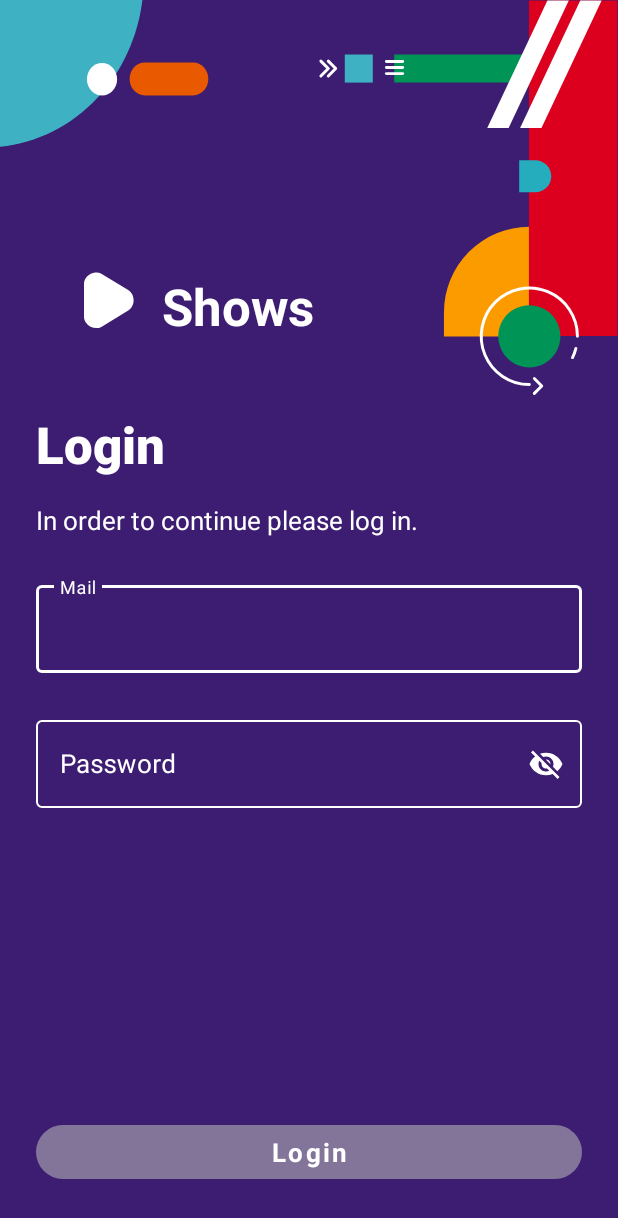
After one commit to FranMaric/isa-shows-app-FranMaric, an Android app: the fragment LoginFragment shown on its own in the app's theme, on a phone screen of 412 x 824 dp. The commit adds this screen. Shown: the top 1218 px of the screen. Run offline under Robolectric (Android 15) with nearby library versions, the phone set to English and light mode, and no system bars.

Commit message:
Renamed from Activity to Fragment

```diff
--- /dev/null
+++ b/app/src/main/java/com/shows/franmaric/LoginFragment.kt
@@ -0,0 +1,98 @@
+package com.shows.franmaric
+
+import android.graphics.Color
+import android.os.Bundle
+import android.util.Patterns
+import android.view.LayoutInflater
+import android.view.View
+import android.view.ViewGroup
+import androidx.core.content.ContextCompat
+import androidx.core.widget.doAfterTextChanged
+import androidx.fragment.app.Fragment
+import com.shows.franmaric.databinding.FragmentLoginBinding
+
+const val MIN_LENGTH = 6
+
+class LoginFragment : Fragment() {
+    private var _binding: FragmentLoginBinding? = null
+
+    private val binding get() = _binding!!
+
+    override fun onCreateView(
+        inflater: LayoutInflater,
+        container: ViewGroup?,
+        savedInstanceState: Bundle?
+    ): View? {
+        _binding = FragmentLoginBinding.inflate(inflater, container, false)
+        return binding.root
+    }
+
+    override fun onViewCreated(view: View, savedInstanceState: Bundle?) {
+        super.onViewCreated(view, savedInstanceState)
+
+        initLoginButton()
+
+        initInputs()
+    }
+
+    private fun initLoginButton(){
+        binding.loginButton.setEnabled(false)
+        binding.loginButton.setOnClickListener{
+            login()
+        }
+    }
+
+    private fun initInputs(){
+        binding.emailField.doAfterTextChanged { email->
+            val password = binding.passwordField.text.toString()
+            if(isValidInput(email.toString(), password)){
+                setButtonEnabled(true)
+            } else if(binding.loginButton.isEnabled){
+                setButtonEnabled(false)
+            }
+        }
+        binding.passwordField.doAfterTextChanged { password->
+            val email = binding.emailField.text.toString()
+            if(isValidInput(email, password.toString())){
+                setButtonEnabled(true)
+            } else if(binding.loginButton.isEnabled){
+                setButtonEnabled(false)
+            }
+        }
+    }
+
+    private fun setButtonEnabled(enabled:Boolean){
+        binding.loginButton.apply {
+            setEnabled(enabled)
+            if(enabled){
+                setBackgroundTintList(ContextCompat.getColorStateList(requireContext(), R.color.button_enabled))
+                setTextColor(Color.parseColor("#52368C"))
+            } else {
+                setBackgroundTintList(ContextCompat.getColorStateList(requireContext(), R.color.button_disabled))
+                setTextColor(Color.WHITE)
+            }
+        }
+    }
+
+    private fun login() {
+        //TODO: use actions to navigate to ShowsFragment
+        /*val intent = Intent(this, ShowsActivity::class.java)
+        val name = binding.emailField.text.toString().split("@").first()
+        intent.putExtra("name", name)
+
+        startActivity(intent)*/
+    }
+
+    private fun isValidInput(email: String?, password: String?) =
+         email!=null && password!=null && isEmailValid(email) && password.length >= MIN_LENGTH
+
+    //not gonna lie I found it on stackoverflow
+    private fun isEmailValid(email: String): Boolean {
+        return Patterns.EMAIL_ADDRESS.matcher(email).matches()
+    }
+
+    override fun onDestroyView() {
+        super.onDestroyView()
+        _binding = null
+    }
+}
--- /dev/null
+++ b/app/src/main/res/layout/fragment_login.xml
@@ -0,0 +1,153 @@
+<?xml version="1.0" encoding="utf-8"?>
+<androidx.constraintlayout.widget.ConstraintLayout xmlns:android="http://schemas.android.com/apk/res/android"
+    xmlns:app="http://schemas.android.com/apk/res-auto"
+    xmlns:tools="http://schemas.android.com/tools"
+    android:layout_width="match_parent"
+    android:layout_height="match_parent"
+    tools:context=".LoginFragment"
+    android:background="#3D1D72">
+
+    <ImageView
+        android:layout_width="139dp"
+        android:layout_height="99dp"
+        android:scaleType="fitXY"
+        android:src="@drawable/top_left_illustration"
+        app:layout_constraintLeft_toLeftOf="parent"
+        app:layout_constraintTop_toTopOf="parent" />
+
+    <ImageView
+        android:layout_width="200dp"
+        android:layout_height="264dp"
+        android:scaleType="fitXY"
+        android:src="@drawable/top_right_illustration"
+        app:layout_constraintRight_toRightOf="parent"
+        app:layout_constraintTop_toTopOf="parent" />
+
+    <ImageView
+        android:id="@+id/triangle"
+        android:layout_width="34dp"
+        android:layout_height="38dp"
+        android:scaleType="fitXY"
+        android:src="@drawable/ic_triangle"
+        app:layout_constraintLeft_toLeftOf="parent"
+        app:layout_constraintTop_toTopOf="parent"
+        android:layout_marginLeft="56dp"
+        android:layout_marginTop="181dp"
+        />
+
+    <TextView
+        android:layout_height="wrap_content"
+        android:layout_width="wrap_content"
+        app:layout_constraintLeft_toRightOf="@id/triangle"
+        app:layout_constraintTop_toTopOf="parent"
+        android:layout_marginLeft="18dp"
+        android:layout_marginTop="181dp"
+        android:text="Shows"
+        android:textColor="@color/white"
+        android:textFontWeight="700"
+        android:textSize="34sp"
+        android:lineSpacingExtra="7sp"
+        android:fontFamily="sans-serif"/>
+
+    <TextView
+        android:id="@+id/loginTextView"
+        android:layout_width="wrap_content"
+        android:layout_height="wrap_content"
+        app:layout_constraintLeft_toLeftOf="parent"
+        app:layout_constraintTop_toTopOf="parent"
+        android:layout_marginLeft="24dp"
+        android:layout_marginTop="273dp"
+        android:fontFamily="sans-serif"
+        android:lineSpacingExtra="7sp"
+        android:text="Login"
+        android:textColor="@color/white"
+        android:textFontWeight="900"
+        android:textSize="34sp" />
+
+    <TextView
+        android:id="@+id/continueTextView"
+        android:layout_width="wrap_content"
+        android:layout_height="wrap_content"
+        app:layout_constraintLeft_toLeftOf="parent"
+        app:layout_constraintTop_toBottomOf="@id/loginTextView"
+        android:layout_marginLeft="24dp"
+        android:layout_marginTop="16dp"
+        android:fontFamily="sans-serif"
+        android:lineSpacingExtra="3sp"
+        android:text="In order to continue please log in."
+        android:textColor="@color/white"
+        android:textFontWeight="400"
+        android:textSize="17sp" />
+
+    <com.google.android.material.textfield.TextInputLayout
+        android:id="@+id/mailTextInput"
+        style="@style/Widget.MaterialComponents.TextInputLayout.OutlinedBox"
+        android:layout_width="match_parent"
+        android:layout_height="wrap_content"
+        app:layout_constraintLeft_toLeftOf="parent"
+        app:layout_constraintTop_toBottomOf="@id/continueTextView"
+        android:layout_marginHorizontal="24dp"
+        android:layout_marginTop="26dp"
+        android:hint="Mail"
+        app:boxStrokeColor="@color/selector_outlined_box"
+        android:textColorHint="@color/white"
+        app:hintTextColor="@color/white">
+
+        <com.google.android.material.textfield.TextInputEditText
+            android:id="@+id/emailField"
+            android:layout_width="match_parent"
+            android:layout_height="wrap_content"
+            android:fontFamily="sans-serif"
+            android:lineSpacingExtra="3sp"
+            android:textColor="@color/white"
+            android:textFontWeight="400"
+            android:textSize="17sp" />
+
+    </com.google.android.material.textfield.TextInputLayout>
+
+    <com.google.android.material.textfield.TextInputLayout
+        android:id="@+id/passwordTextInput"
+        style="@style/Widget.MaterialComponents.TextInputLayout.OutlinedBox"
+        android:layout_width="match_parent"
+        android:layout_height="wrap_content"
+        app:layout_constraintLeft_toLeftOf="parent"
+        app:layout_constraintTop_toBottomOf="@id/mailTextInput"
+        android:layout_marginHorizontal="24dp"
+        android:layout_marginTop="26dp"
+        android:hint="Password"
+        app:endIconMode="password_toggle"
+        app:boxStrokeColor="@color/selector_outlined_box"
+        android:textColorHint="@color/white"
+        app:hintTextColor="@color/white"
+        app:endIconTint="@color/white">
+
+        <com.google.android.material.textfield.TextInputEditText
+            android:id="@+id/passwordField"
+            android:layout_width="match_parent"
+            android:layout_height="wrap_content"
+            android:fontFamily="sans-serif"
+            android:lineSpacingExtra="3sp"
+            android:textColor="@color/white"
+            android:textFontWeight="400"
+            android:textSize="17sp" />
+
+    </com.google.android.material.textfield.TextInputLayout>
+
+    <com.google.android.material.button.MaterialButton
+        android:id="@+id/loginButton"
+        android:layout_width="match_parent"
+        android:layout_height="wrap_content"
+        app:layout_constraintBottom_toBottomOf="parent"
+        android:layout_marginHorizontal="24dp"
+        android:layout_marginBottom="32dp"
+        android:backgroundTint="#55BBBBBB"
+        android:text="Login"
+        android:textAllCaps="false"
+        android:textColor="@color/white"
+        android:textFontWeight="700"
+        android:textSize="17sp"
+        android:lineSpacingExtra="28sp"
+        android:fontFamily="sans-serif"
+        app:cornerRadius="40dp"/>
+
+</androidx.constraintlayout.widget.ConstraintLayout>
--- a/app/src/main/res/layout/activity_show_details.xml
+++ b/app/src/main/res/layout/fragment_show_details.xml
@@ -3,7 +3,8 @@
     xmlns:app="http://schemas.android.com/apk/res-auto"
     xmlns:tools="http://schemas.android.com/tools"
     android:layout_width="match_parent"
-    android:layout_height="match_parent">
+    android:layout_height="match_parent"
+    tools:context=".ShowDetailsFragment">
 
     <androidx.coordinatorlayout.widget.CoordinatorLayout
         android:layout_width="0dp"
--- a/app/src/main/res/layout/activity_shows.xml
+++ b/app/src/main/res/layout/fragment_shows.xml
@@ -4,7 +4,7 @@
     android:layout_width="match_parent"
     android:layout_height="match_parent"
     xmlns:app="http://schemas.android.com/apk/res-auto"
-    tools:context=".ShowsActivity"
+    tools:context=".ShowsFragment"
     android:orientation="vertical"
     android:background="@color/white">
 
```
Also changed, not shown: app/src/main/java/com/shows/franmaric/ShowDetailsFragment.kt (renamed from app/src/main/java/com/shows/franmaric/ShowDetailsActivity.kt, +47 -35 lines), app/src/main/java/com/shows/franmaric/ShowsFragment.kt (renamed from app/src/main/java/com/shows/franmaric/ShowsActivity.kt, +32 -24 lines).
